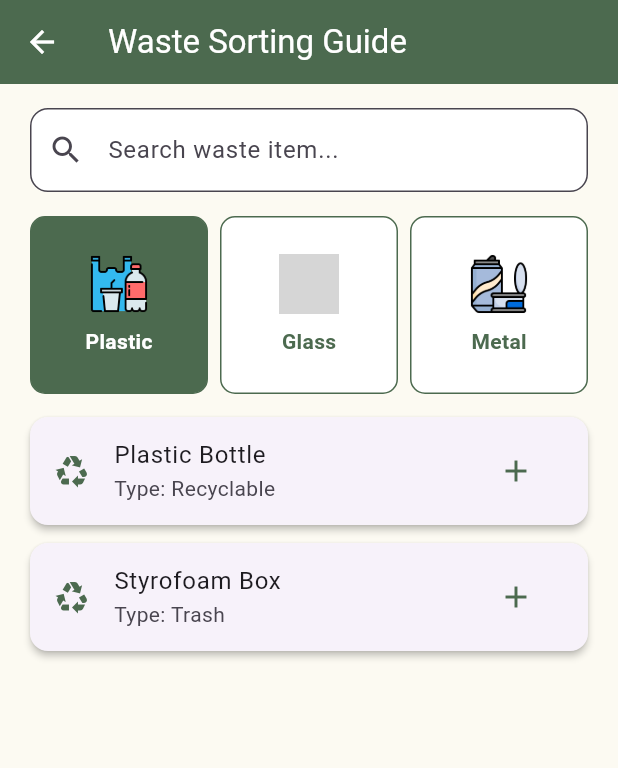
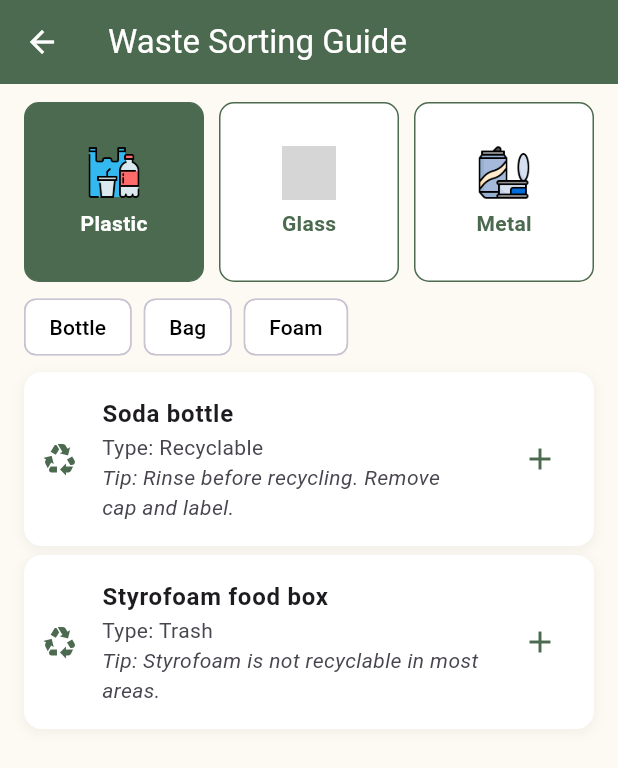
Before and after one commit to aleentat/MQ_MUICT_CarbonTrack, a Flutter app: the WasteSortingGuide screen opened directly, after a tap on "Plastic", on a phone screen of 412 x 824 dp. Shown: the top 768 px of the screen. Run offline on Flutter 3.47's test engine with Material 3 defaults, Android fonts, the phone set to English and light mode, and no system bars; our stand-ins replace sqflite; accounts and stored records are empty; grey boxes are pictures that could not be loaded.

Commit message:
Waste sort

```diff
--- a/lib/database/db_helper.dart
+++ b/lib/database/db_helper.dart
@@ -23,7 +23,7 @@ class DBHelper {
 
     return await openDatabase(
       path,
-      version: 3,
+      version: 4,
       onCreate: _createDB,
       onUpgrade: _onUpgrade,
     );
@@ -35,7 +35,9 @@ class DBHelper {
         id INTEGER PRIMARY KEY AUTOINCREMENT,
         name TEXT NOT NULL,
         type TEXT NOT NULL,
-        category TEXT NOT NULL
+        category TEXT NOT NULL,
+        subcategory TEXT NOT NULL,
+        tip TEXT NOT NULL
       )
     ''');
 
@@ -48,12 +50,11 @@ class DBHelper {
       )
     ''');
 
-    // Sample waste items with categories
-    await db.insert('waste_items', {'name': 'Banana Peel', 'type': 'Compost', 'category': 'Food'});
-    await db.insert('waste_items', {'name': 'Plastic Bottle', 'type': 'Recyclable', 'category': 'Plastic'});
-    await db.insert('waste_items', {'name': 'Styrofoam Box', 'type': 'Trash', 'category': 'Plastic'});
-    await db.insert('waste_items', {'name': 'Newspaper', 'type': 'Recyclable', 'category': 'Paper'});
-    await db.insert('waste_items', {'name': 'Leftover Food', 'type': 'Compost', 'category': 'Food'});
+    await db.insert('waste_items', {'name': 'Banana peel', 'type': 'Compost', 'category': 'Food', 'subcategory': 'Fruit/Vegetable', 'tip': 'Great for compost bins.'});
+    await db.insert('waste_items', {'name': 'Soda bottle', 'type': 'Recyclable', 'category': 'Plastic', 'subcategory': 'Bottle', 'tip': 'Rinse before recycling. Remove cap and label.'});
+    await db.insert('waste_items', {'name': 'Styrofoam food box', 'type': 'Trash', 'category': 'Plastic', 'subcategory': 'Foam', 'tip': 'Styrofoam is not recyclable in most areas.'});
+    await db.insert('waste_items', {'name': 'Flyers', 'type': 'Recyclable', 'category': 'Paper', 'subcategory': 'Newspaper', 'tip': 'Dry and clean only.'});
+    await db.insert('waste_items', {'name': 'Cooked rice', 'type': 'Compost', 'category': 'Food', 'subcategory': 'Leftovers', 'tip': 'Avoid oily foods in home compost.'});
   }
 
   Future<void> _onUpgrade(Database db, int oldVersion, int newVersion) async {
@@ -70,13 +71,12 @@ class DBHelper {
 
     if (oldVersion < 3) {
       await db.execute('ALTER TABLE waste_items ADD COLUMN category TEXT');
-
-      // You may need to update old rows with default categories:
       await db.rawUpdate('UPDATE waste_items SET category = "Other" WHERE category IS NULL');
     }
   }
 
   // --------------------------- Waste Items ---------------------------
+
   Future<int> insertWasteItem(WasteItem item) async {
     final db = await database;
     return await db.insert(
@@ -88,18 +88,51 @@ class DBHelper {
 
   Future<List<WasteItem>> getWasteItems() async {
     final db = await database;
-    final List<Map<String, dynamic>> maps = await db.query('waste_items');
+    final maps = await db.query('waste_items');
     return List.generate(maps.length, (i) => WasteItem.fromMap(maps[i]));
   }
 
-  Future<List<WasteItem>> getWasteItemsByCategory(String category) async {
+  Future<List<WasteItem>> getWasteItemsFiltered({String? category, String? subcategory}) async {
     final db = await database;
-    final List<Map<String, dynamic>> maps = await db.query(
+
+    String whereClause = '';
+    List<String> whereArgs = [];
+
+    if (category != null) {
+      whereClause = 'category = ?';
+      whereArgs.add(category);
+    }
+
+    if (subcategory != null) {
+      if (whereClause.isNotEmpty) {
+        whereClause += ' AND ';
+      }
+      whereClause += 'subcategory = ?';
+      whereArgs.add(subcategory);
+    }
+
+    final maps = await db.query(
       'waste_items',
-      where: 'category = ?',
-      whereArgs: [category],
+      where: whereClause.isNotEmpty ? whereClause : null,
+      whereArgs: whereArgs.isNotEmpty ? whereArgs : null,
     );
+
     return List.generate(maps.length, (i) => WasteItem.fromMap(maps[i]));
+  }
+
+  Future<List<String>> getDistinctCategories() async {
+    final db = await database;
+    final result = await db.rawQuery('SELECT DISTINCT category FROM waste_items ORDER BY category ASC');
+    return result.map((row) => row['category'] as String).toList();
+  }
+
+  Future<List<String>> getDistinctSubcategoriesByCategory(String category) async {
+    final db = await database;
+    final result = await db.rawQuery(
+      'SELECT DISTINCT subcategory FROM waste_items WHERE category = ? ORDER BY subcategory ASC',
+      [category],
+    );
+    return result.map((row) => row['subcategory'] as String).toList();
   }
 
   Future<int> deleteWasteItem(int id) async {
@@ -112,6 +145,7 @@ class DBHelper {
   }
 
   // --------------------------- Waste Diary ---------------------------
+
   Future<int> insertWasteDiaryEntry(WasteDiaryEntry entry) async {
     final db = await database;
     print("Saving to diary: ${entry.name}, ${entry.type}, ${entry.timestamp}");
--- a/lib/main.dart
+++ b/lib/main.dart
@@ -1,7 +1,13 @@
 import 'package:flutter/material.dart';
+import 'package:sqflite/sqflite.dart';
+import 'package:path/path.dart';
 import 'screens/home_page.dart';
 
-void main() => runApp(CarbonDiaryApp());
+void main() async {
+  WidgetsFlutterBinding.ensureInitialized();
+  await resetDB();
+  runApp(CarbonDiaryApp());
+}
 
 class CarbonDiaryApp extends StatelessWidget {
   @override
@@ -13,3 +19,10 @@ class CarbonDiaryApp extends StatelessWidget {
     );
   }
 }
+
+Future<void> resetDB() async {
+  final dbPath = await getDatabasesPath();
+  final path = join(dbPath, 'waste_items.db');
+  await deleteDatabase(path);
+  print("✅ Database reset complete");
+}
--- a/lib/models/waste_item.dart
+++ b/lib/models/waste_item.dart
@@ -1,14 +1,18 @@
 class WasteItem {
-  final int? id;
+  final int id;
   final String name;
   final String type;
   final String category;
+  final String subcategory;
+  final String tip;
 
   WasteItem({
-    this.id,
+    required this.id,
     required this.name,
     required this.type,
     required this.category,
+    required this.subcategory,
+    required this.tip,
   });
 
   Map<String, dynamic> toMap() {
@@ -17,6 +21,8 @@ class WasteItem {
       'name': name,
       'type': type,
       'category': category,
+      'subcategory': subcategory,
+      'tip': tip,
     };
   }
 
@@ -26,6 +32,8 @@ class WasteItem {
       name: map['name'],
       type: map['type'],
       category: map['category'],
+      subcategory: map['subcategory'],
+      tip: map['tip'],
     );
   }
 }
--- a/lib/screens/waste_sorting_guide.dart
+++ b/lib/screens/waste_sorting_guide.dart
@@ -10,11 +10,17 @@ class WasteSortingGuide extends StatefulWidget {
 
 class _WasteSortingGuideState extends State<WasteSortingGuide> {
   List<WasteItem> _allItems = [];
-  List<WasteItem> _filteredItems = [];
-  String _searchQuery = '';
   String? _selectedCategory;
+  String? _selectedSubcategory;
 
-  final List<String> _categories = ['Plastic', 'Glass', 'Metal', 'Paper', 'Food', 'Other'];
+  final Map<String, List<String>> _subcategoryMap = {
+    'Plastic': ['Bottle', 'Bag', 'Foam'],
+    'Glass': ['Bottle', 'Jar', 'Broken Glass'],
+    'Metal': ['Can', 'Foil'],
+    'Paper': ['Newspaper', 'Cardboard', 'Tissue', 'Mixed Paper'],
+    'Food': ['Fruit', 'Leftovers', 'Shells & Bones'],
+    'Other': ['Battery', 'Cloth', 'E-Waste ', 'Hazardous'],
+  };
 
   final Map<String, String> _categoryImages = {
     'Plastic': 'assets/images/plastic.png',
@@ -37,34 +43,22 @@ class _WasteSortingGuideState extends State<WasteSortingGuide> {
       setState(() {
         _allItems = items;
       });
-      _applyFilters();
     } catch (e) {
       print('Error loading items: $e');
     }
   }
 
-  void _applyFilters() {
+  void _onCategorySelected(String category) {
     setState(() {
-      _filteredItems = _allItems.where((item) {
-        final matchCategory = _selectedCategory == null || item.category == _selectedCategory;
-        final matchSearch = _searchQuery.isEmpty || item.name.toLowerCase().contains(_searchQuery.toLowerCase());
-        return matchCategory && matchSearch;
-      }).toList();
+      _selectedCategory = category;
+      _selectedSubcategory = null;
     });
   }
 
-  void _onSearchChanged(String query) {
-    _searchQuery = query;
-    _applyFilters();
-  }
-
-  void _onCategorySelected(String category) {
-    if (_selectedCategory == category) {
-      _selectedCategory = null; // toggle off
-    } else {
-      _selectedCategory = category;
-    }
-    _applyFilters();
+  void _onSubcategorySelected(String subcategory) {
+    setState(() {
+      _selectedSubcategory = subcategory;
+    });
   }
 
   Future<void> _addToDiary(WasteItem item) async {
@@ -85,8 +79,20 @@ class _WasteSortingGuideState extends State<WasteSortingGuide> {
     }
   }
 
+  List<WasteItem> getFilteredItems() {
+    return _allItems.where((item) {
+      final matchCategory = _selectedCategory == null || item.category == _selectedCategory;
+      final matchSubcategory = _selectedSubcategory == null || item.subcategory == _selectedSubcategory;
+      return matchCategory && matchSubcategory;
+    }).toList();
+  }
+
   @override
   Widget build(BuildContext context) {
+    final filteredItems = getFilteredItems();
+    final categories = _categoryImages.keys.toList();
+    final subcategories = _selectedCategory != null ? _subcategoryMap[_selectedCategory!] ?? [] : [];
+
     return Scaffold(
       backgroundColor: const Color(0xFFFCFAF2),
       appBar: AppBar(
@@ -95,32 +101,20 @@ class _WasteSortingGuideState extends State<WasteSortingGuide> {
         foregroundColor: Colors.white,
       ),
       body: Padding(
-        padding: const EdgeInsets.symmetric(horizontal: 20.0, vertical: 16.0),
+        padding: const EdgeInsets.symmetric(horizontal: 16.0, vertical: 12.0),
         child: Column(
           crossAxisAlignment: CrossAxisAlignment.start,
           children: [
-            // Search
-            TextField(
-              onChanged: _onSearchChanged,
-              decoration: InputDecoration(
-                hintText: 'Search waste item...',
-                prefixIcon: const Icon(Icons.search),
-                filled: true,
-                fillColor: Colors.white,
-                border: OutlineInputBorder(borderRadius: BorderRadius.circular(12)),
-              ),
-            ),
-            const SizedBox(height: 16),
-
             // Category Grid
             SizedBox(
               height: 120,
               child: GridView.count(
                 crossAxisCount: 3,
                 childAspectRatio: 1,
-                crossAxisSpacing: 8,
-                mainAxisSpacing: 8,
-                children: _categories.map((category) {
+                crossAxisSpacing: 10,
+                mainAxisSpacing: 10,
+                physics: const NeverScrollableScrollPhysics(),
+                children: categories.map((category) {
                   final isSelected = _selectedCategory == category;
                   return GestureDetector(
                     onTap: () => _onCategorySelected(category),
@@ -135,13 +129,14 @@ class _WasteSortingGuideState extends State<WasteSortingGuide> {
                         children: [
                           Image.asset(
                             _categoryImages[category]!,
-                            height: 40,
-                            width: 40,
+                            height: 36,
+                            width: 36,
                           ),
-                          const SizedBox(height: 8),
+                          const SizedBox(height: 6),
                           Text(
                             category,
                             style: TextStyle(
+                              fontSize: 14,
                               color: isSelected ? Colors.white : const Color(0xFF4C6A4F),
                               fontWeight: FontWeight.bold,
                             ),
@@ -153,24 +148,70 @@ class _WasteSortingGuideState extends State<WasteSortingGuide> {
                 }).toList(),
               ),
             ),
-            const SizedBox(height: 8),
+            const SizedBox(height: 10),
 
-            // Results
+            // Subcategory scroll
+            if (subcategories.isNotEmpty)
+              SizedBox(
+                height: 40,
+                child: ListView.builder(
+                  scrollDirection: Axis.horizontal,
+                  itemCount: subcategories.length,
+                  itemBuilder: (context, index) {
+                    final sub = subcategories[index];
+                    final isSelected = _selectedSubcategory == sub;
+                    return Padding(
+                      padding: const EdgeInsets.only(right: 8.0),
+                      child: ChoiceChip(
+                        label: Text(sub),
+                        selected: isSelected,
+                        onSelected: (_) => _onSubcategorySelected(sub),
+                        selectedColor: const Color(0xFF4C6A4F),
+                        backgroundColor: Colors.white,
+                        labelStyle: TextStyle(
+                          color: isSelected ? Colors.white : Colors.black,
+                        ),
+                      ),
+                    );
+                  },
+                ),
+              ),
+            const SizedBox(height: 10),
+
+            // Item List
             Expanded(
-              child: _filteredItems.isEmpty
+              child: filteredItems.isEmpty
                   ? const Center(child: Text('No items found.'))
-                  : ListView.builder(
-                      itemCount: _filteredItems.length,
+                  : ListView.separated(
+                      itemCount: filteredItems.length,
+                      separatorBuilder: (_, __) => const SizedBox(height: 6),
                       itemBuilder: (context, index) {
-                        final item = _filteredItems[index];
-                        return Card(
-                          shape: RoundedRectangleBorder(borderRadius: BorderRadius.circular(12)),
-                          elevation: 2,
-                          margin: const EdgeInsets.symmetric(vertical: 6),
+                        final item = filteredItems[index];
+                        return Container(
+                          decoration: BoxDecoration(
+                            color: Colors.white,
+                            borderRadius: BorderRadius.circular(12),
+                            boxShadow: [
+                              BoxShadow(
+                                color: Colors.grey.withOpacity(0.1),
+                                spreadRadius: 1,
+                                blurRadius: 5,
+                                offset: const Offset(0, 2),
+                              ),
+                            ],
+                          ),
                           child: ListTile(
+                            contentPadding: const EdgeInsets.symmetric(horizontal: 12, vertical: 8),
                             leading: const Icon(Icons.recycling, color: Color(0xFF4C6A4F)),
-                            title: Text(item.name),
-                            subtitle: Text('Type: ${item.type}'),
+                            title: Text(item.name, style: const TextStyle(fontWeight: FontWeight.bold)),
+                            subtitle: Column(
+                              crossAxisAlignment: CrossAxisAlignment.start,
+                              children: [
+                                Text('Type: ${item.type}'),
+                                if (item.tip.isNotEmpty)
+                                  Text('Tip: ${item.tip}', style: const TextStyle(fontStyle: FontStyle.italic)),
+                              ],
+                            ),
                             trailing: IconButton(
                               icon: const Icon(Icons.add, color: Color(0xFF4C6A4F)),
                               onPressed: () => _addToDiary(item),
```
